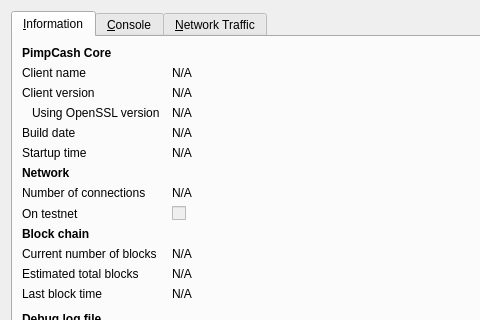
This is src/qt/forms/rpcconsole.ui in okcashpro/okcash-oldsrc-history as Qt 5 draws it before an edit; both pictures show x 0 to 480 and y 0 to 320 of the 740 by 450 pixel window. The edited form follows.
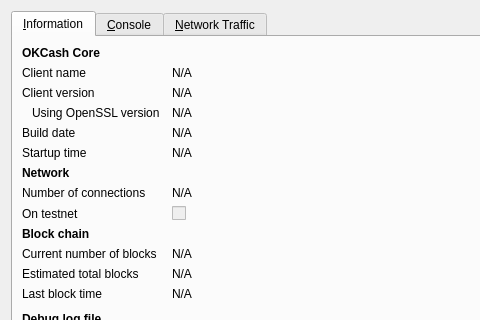
This is the edited form. Icons and pictures are not drawn. Custom widgets are drawn as their Qt base class.

Commit message:
OKCash Rebranding
OKCash Rebranding / Checkpoints and security update

Patch:
```diff
--- a/src/qt/forms/rpcconsole.ui
+++ b/src/qt/forms/rpcconsole.ui
@@ -36,7 +36,7 @@
           </font>
          </property>
          <property name="text">
-          <string>PimpCash Core</string>
+          <string>OKCash Core</string>
          </property>
         </widget>
        </item>
```
Left out of the diff: 6 changed lines with no effect on the pictures. The commit also changes 328 other files.
